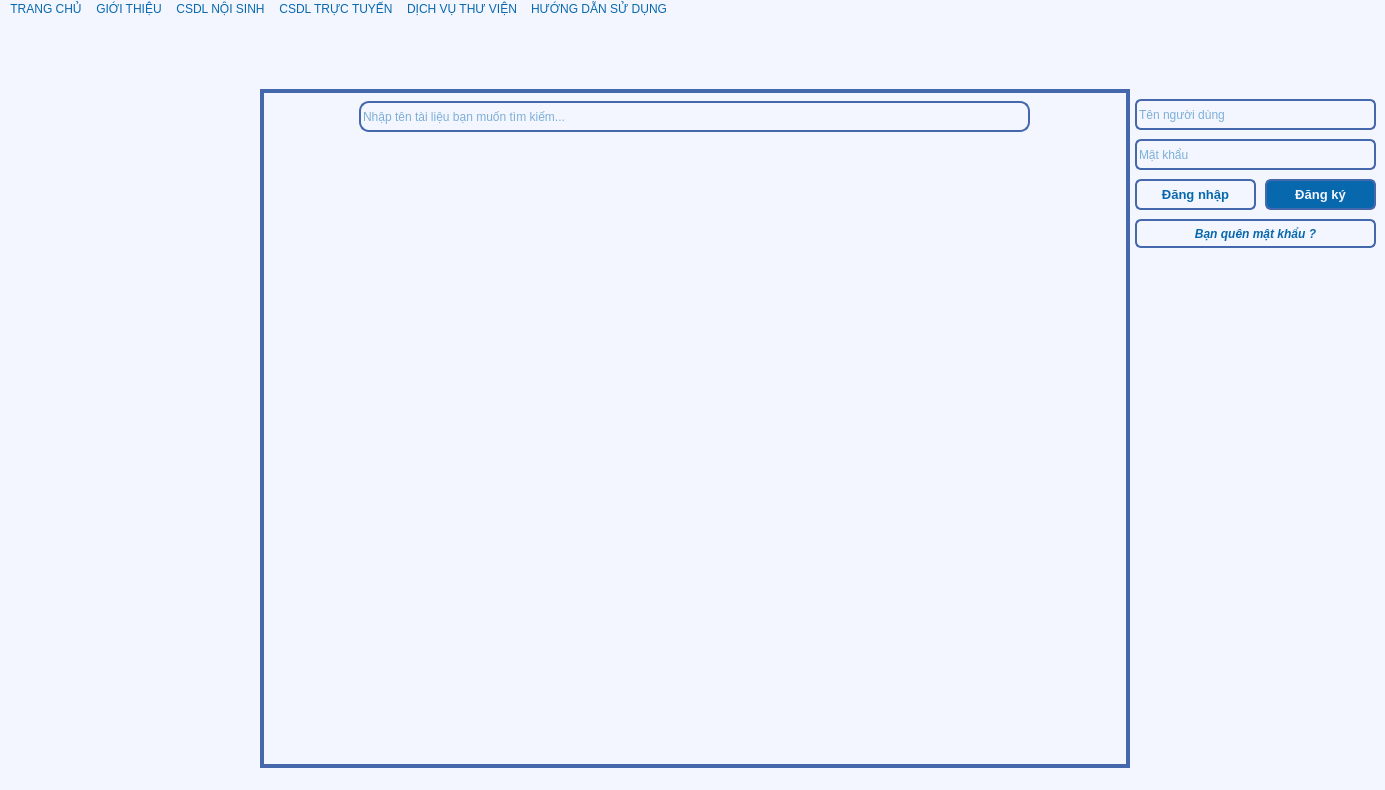
The window that pbl2.ui (thanhtrung411/PBL2_new) describes before a commit, drawn with Qt 5.
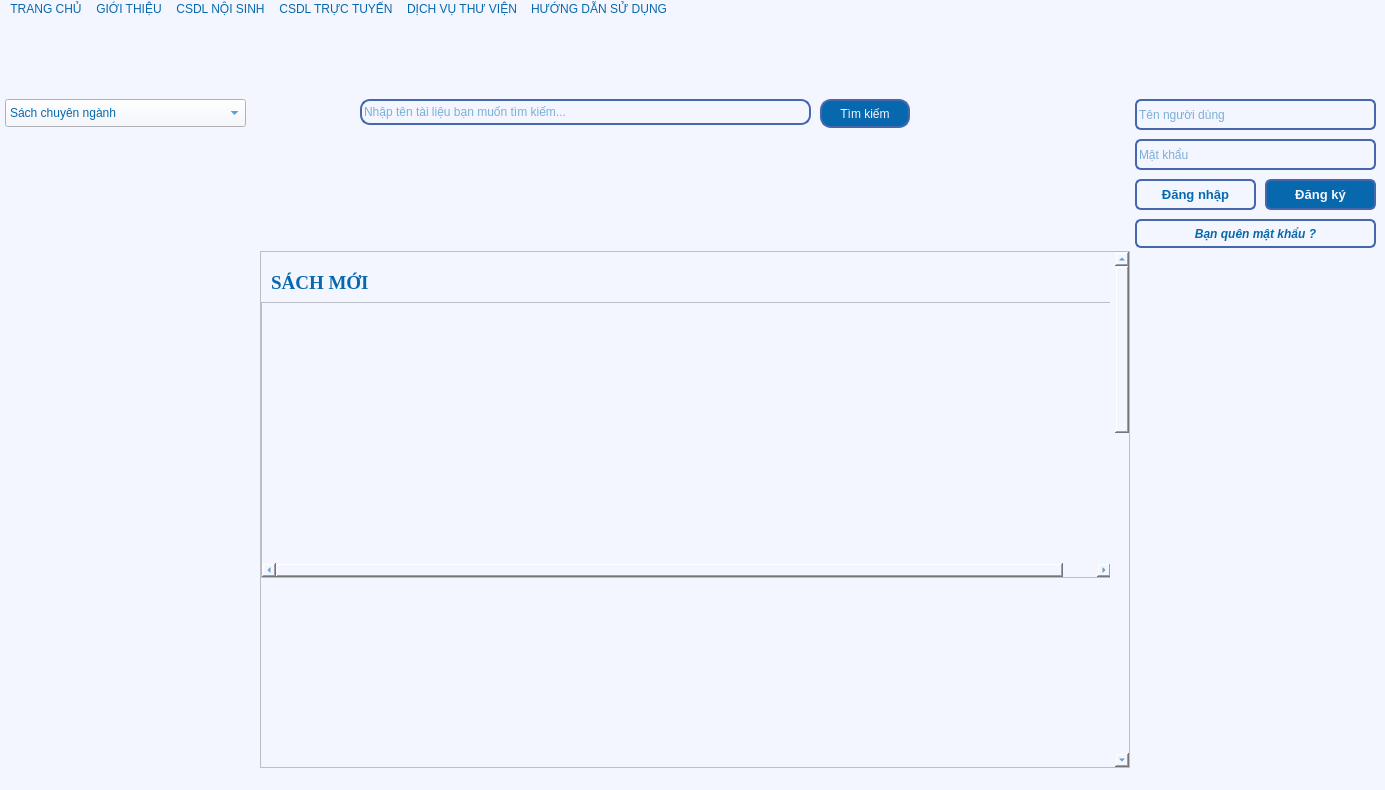
The same window after the commit. The open tabs and pages were chosen to show the change.

Commit message: Thiet ke giao dien, class book, doc ghi csv

```diff
--- a/pbl2.ui
+++ b/pbl2.ui
@@ -44,7 +44,7 @@
      <verstretch>0</verstretch>
     </sizepolicy>
    </property>
-   <layout class="QHBoxLayout" name="horizontalLayout" stretch="0,1,0">
+   <layout class="QHBoxLayout" name="horizontalLayout" stretch="0,0,0">
     <property name="spacing">
      <number>5</number>
     </property>
@@ -80,59 +80,212 @@
       <property name="styleSheet">
        <string notr="true"/>
       </property>
-      <widget class="QWidget" name="page_4"/>
+      <property name="currentIndex">
+       <number>0</number>
+      </property>
+      <widget class="QWidget" name="page_4">
+       <widget class="QComboBox" name="comboBox">
+        <property name="geometry">
+         <rect>
+          <x>0</x>
+          <y>10</y>
+          <width>241</width>
+          <height>28</height>
+         </rect>
+        </property>
+        <item>
+         <property name="text">
+          <string>Sách chuyên ngành</string>
+         </property>
+        </item>
+        <item>
+         <property name="text">
+          <string>Báo chí</string>
+         </property>
+        </item>
+       </widget>
+      </widget>
       <widget class="QWidget" name="page_5"/>
      </widget>
     </item>
     <item>
-     <widget class="QStackedWidget" name="vung_hien_thi">
-      <property name="sizePolicy">
-       <sizepolicy hsizetype="Expanding" vsizetype="Preferred">
-        <horstretch>0</horstretch>
-        <verstretch>0</verstretch>
-       </sizepolicy>
-      </property>
-      <property name="styleSheet">
-       <string notr="true">
-  border: 2px solid rgb(69, 104, 173);
-
-</string>
-      </property>
-      <property name="currentIndex">
-       <number>0</number>
-      </property>
-      <widget class="QWidget" name="trang_chu">
-       <widget class="QLineEdit" name="search_input">
-        <property name="geometry">
-         <rect>
-          <x>97</x>
-          <y>10</y>
-          <width>671</width>
-          <height>31</height>
-         </rect>
+     <layout class="QVBoxLayout" name="Mid_layout" stretch="1,0">
+      <item>
+       <widget class="QStackedWidget" name="search_widget">
+        <property name="maximumSize">
+         <size>
+          <width>16777215</width>
+          <height>157</height>
+         </size>
         </property>
-        <property name="font">
-         <font>
-          <family>Segoe UI</family>
-          <pointsize>9</pointsize>
-          <bold>false</bold>
-         </font>
+        <property name="currentIndex">
+         <number>0</number>
         </property>
-        <property name="styleSheet">
-         <string notr="true">  background: rgb(243, 246, 255);
+        <widget class="QWidget" name="search_page">
+         <widget class="QLineEdit" name="search_input">
+          <property name="geometry">
+           <rect>
+            <x>100</x>
+            <y>10</y>
+            <width>451</width>
+            <height>26</height>
+           </rect>
+          </property>
+          <property name="font">
+           <font>
+            <family>Segoe UI</family>
+            <pointsize>9</pointsize>
+            <bold>false</bold>
+           </font>
+          </property>
+          <property name="styleSheet">
+           <string notr="true">  background: rgb(243, 246, 255);
   color: rgb(8, 104, 173);
   border: 2px solid rgb(69, 104, 173);
   border-radius: 10px;
   selection-color: rgb(13, 13, 13);
 </string>
+          </property>
+          <property name="placeholderText">
+           <string>Nhập tên tài liệu bạn muốn tìm kiếm...</string>
+          </property>
+         </widget>
+         <widget class="QPushButton" name="search_button">
+          <property name="geometry">
+           <rect>
+            <x>560</x>
+            <y>10</y>
+            <width>90</width>
+            <height>29</height>
+           </rect>
+          </property>
+          <property name="styleSheet">
+           <string notr="true">  background: rgb(8, 104, 173);
+  color: rgb(243, 246, 255);
+  border: 2px solid rgb(69, 104, 173);
+  border-radius: 11px;
+  selection-color: rgb(13, 13, 13);
+</string>
+          </property>
+          <property name="text">
+           <string>Tìm kiếm</string>
+          </property>
+         </widget>
+        </widget>
+       </widget>
+      </item>
+      <item>
+       <widget class="QScrollArea" name="scrollArea">
+        <property name="verticalScrollBarPolicy">
+         <enum>Qt::ScrollBarPolicy::ScrollBarAsNeeded</enum>
         </property>
-        <property name="placeholderText">
-         <string>Nhập tên tài liệu bạn muốn tìm kiếm...</string>
+        <property name="horizontalScrollBarPolicy">
+         <enum>Qt::ScrollBarPolicy::ScrollBarAsNeeded</enum>
         </property>
+        <property name="widgetResizable">
+         <bool>true</bool>
+        </property>
+        <widget class="QWidget" name="scrollAreaWidgetContents">
+         <property name="geometry">
+          <rect>
+           <x>0</x>
+           <y>0</y>
+           <width>849</width>
+           <height>1500</height>
+          </rect>
+         </property>
+         <property name="minimumSize">
+          <size>
+           <width>849</width>
+           <height>1500</height>
+          </size>
+         </property>
+         <widget class="QStackedWidget" name="noi_dung_layout">
+          <property name="geometry">
+           <rect>
+            <x>0</x>
+            <y>0</y>
+            <width>849</width>
+            <height>1491</height>
+           </rect>
+          </property>
+          <property name="currentIndex">
+           <number>0</number>
+          </property>
+          <widget class="QWidget" name="trang_chu_page">
+           <widget class="QLabel" name="sach_moi_label">
+            <property name="geometry">
+             <rect>
+              <x>10</x>
+              <y>10</y>
+              <width>131</width>
+              <height>41</height>
+             </rect>
+            </property>
+            <property name="font">
+             <font>
+              <family>Times New Roman</family>
+              <pointsize>14</pointsize>
+              <bold>true</bold>
+             </font>
+            </property>
+            <property name="text">
+             <string>SÁCH MỚI</string>
+            </property>
+           </widget>
+           <widget class="QScrollArea" name="sach_moi_layout">
+            <property name="geometry">
+             <rect>
+              <x>0</x>
+              <y>50</y>
+              <width>851</width>
+              <height>276</height>
+             </rect>
+            </property>
+            <property name="verticalScrollBarPolicy">
+             <enum>Qt::ScrollBarPolicy::ScrollBarAsNeeded</enum>
+            </property>
+            <property name="horizontalScrollBarPolicy">
+             <enum>Qt::ScrollBarPolicy::ScrollBarAsNeeded</enum>
+            </property>
+            <property name="widgetResizable">
+             <bool>true</bool>
+            </property>
+            <widget class="QWidget" name="scrollAreaWidgetContents_2">
+             <property name="geometry">
+              <rect>
+               <x>0</x>
+               <y>0</y>
+               <width>885</width>
+               <height>257</height>
+              </rect>
+             </property>
+             <property name="minimumSize">
+              <size>
+               <width>885</width>
+               <height>0</height>
+              </size>
+             </property>
+             <widget class="QWidget" name="gridLayoutWidget">
+              <property name="geometry">
+               <rect>
+                <x>-1</x>
+                <y>-1</y>
+                <width>881</width>
+                <height>261</height>
+               </rect>
+              </property>
+              <layout class="QGridLayout" name="sach_moi_layout_2"/>
+             </widget>
+            </widget>
+           </widget>
+          </widget>
+          <widget class="QWidget" name="page_6"/>
+         </widget>
+        </widget>
        </widget>
-      </widget>
-      <widget class="QWidget" name="page_2"/>
-     </widget>
+      </item>
+     </layout>
     </item>
     <item>
      <widget class="QStackedWidget" name="info">
```
Left out of the diff: 6 changed lines with no effect on the pictures. The commit also changes 27 other files.
